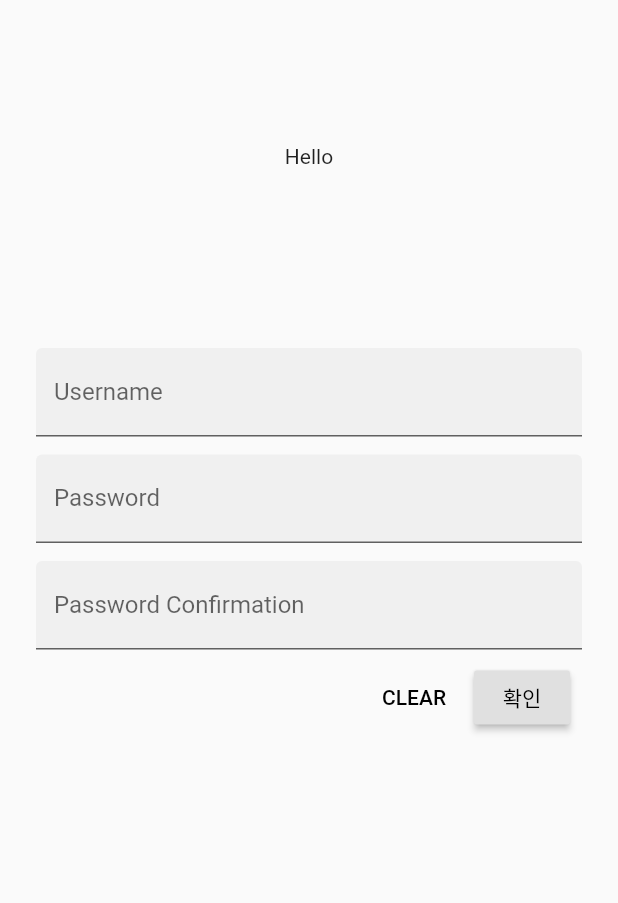
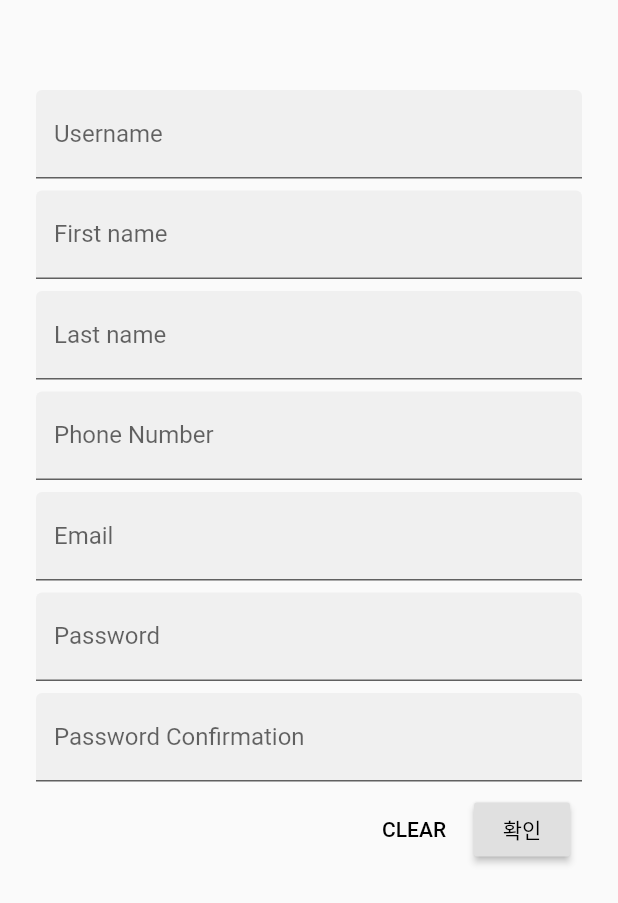
Before and after one commit to sklationd/MADCAMP_PJ4_Client, a Flutter app: the RegisterPage screen opened directly, after a tap on "확인", on a phone screen of 412 x 824 dp. Shown: the top 903 px of the screen. Run offline on Flutter 3.47's test engine with Material 2 defaults, Android fonts, the phone set to English and light mode, and no system bars; our stand-ins replace flutter_html, shared_preferences; accounts and stored records are empty; network calls fail.

Commit message:
register

```diff
--- a/lib/auth.dart
+++ b/lib/auth.dart
@@ -26,11 +26,19 @@ class Login {
 
 class Register {
   String username;
+  String firstname;
+  String lastname;
+  String phone;
+  String email;
   String password;
   String passwordConfirmation;
 
-  Register(String _username, String _password, String _passwordConfirmation) {
+  Register(String _username, String _firstname, String _lastname, String _phone, String _email, String _password, String _passwordConfirmation) {
     username = _username;
+    firstname = _firstname;
+    lastname = _lastname;
+    phone = _phone;
+    email = _email;
     password = _password;
     passwordConfirmation = _passwordConfirmation;
   }
@@ -39,7 +47,16 @@ class Register {
     http.Response response = await http.post(
       Uri.encodeFull('http://52.78.7.28:8080/users/'),
       headers: {"Accept": "application/json"},
-      body: {'username': username, 'password': password, 'confirmPassword': passwordConfirmation},
+      body:
+      {
+        'username': username,
+        'firstname': firstname,
+        'lastname': lastname,
+        'phonenumber': phone,
+        'email': email,
+        'password': password,
+        'confirmPassword': passwordConfirmation
+      },
     );
     String body = response.body;
     print(body);
--- a/lib/contentsview.dart
+++ b/lib/contentsview.dart
@@ -38,7 +38,7 @@ class StudentNoticeState extends State<StudentNotice> {
         });
     });
     _futureData = gc.getData();
-    //_futureBookmark = gc.getBookmark();
+//    _futureBookmark = gc.getBookmark();
   }
 
   @override
--- a/lib/main.dart
+++ b/lib/main.dart
@@ -47,6 +47,27 @@ class MainState extends State<Main> {
 
   @override
   Widget build(BuildContext context) {
+    String _name = "";
+    String _email = "";
+    String _phone = "";
+
+    Future<SharedPreferences> sf = SharedPreferences.getInstance();
+    sf.then((sf) {
+      setState(() {
+        _name = sf.getString("name");
+      });
+    });
+    sf.then((sf) {
+      setState(() {
+        _email = sf.getString("email");
+      });
+    });
+    sf.then((sf) {
+      setState(() {
+        _name = sf.getString("phone");
+      });
+    });
+
     return MaterialApp(
       theme: ThemeData(
           primarySwatch: Colors.grey,
@@ -61,8 +82,8 @@ class MainState extends State<Main> {
             child: ListView(
               children: <Widget>[
                 new UserAccountsDrawerHeader(
-                  accountName: Text("testusername"),
-                  accountEmail: Text("test@test.com"),
+                  accountName: Text(_name),
+                  accountEmail: Text(_email),
                   currentAccountPicture: new CircleAvatar(
                     backgroundImage:
                         new NetworkImage('http://i.pravatar.cc/300'),
--- a/lib/register.dart
+++ b/lib/register.dart
@@ -12,11 +12,20 @@ class RegisterPage extends StatefulWidget {
 
 class _RegisterPageState extends State<RegisterPage> {
   final _usernameController = TextEditingController();
+  final _firstnameController = TextEditingController();
+  final _lastnameController = TextEditingController();
+  final _phoneController = TextEditingController();
+  final _emailController = TextEditingController();
   final _passwordController = TextEditingController();
   final _passwordConfirmationController = TextEditingController();
   final FocusNode _idFocus = FocusNode();
   final FocusNode _pwFocus = FocusNode();
   final FocusNode _pwcfFocus = FocusNode();
+  final FocusNode _fstFocus = FocusNode();
+  final FocusNode _lastFocus = FocusNode();
+  final FocusNode _phoneFocus = FocusNode();
+  final FocusNode _emailFocus = FocusNode();
+
 
   @override
   Widget build(BuildContext context) {
@@ -25,14 +34,7 @@ class _RegisterPageState extends State<RegisterPage> {
         child: ListView(
           padding: EdgeInsets.symmetric(horizontal: 24.0),
           children: <Widget>[
-            SizedBox(height: 80.0),
-            Column(
-              children: <Widget>[
-                SizedBox(height: 16.0),
-                Text('Hello'),
-              ],
-            ),
-            SizedBox(height: 120.0),
+            SizedBox(height: 60.0),
             TextField(
               focusNode: _idFocus,
               controller: _usernameController,
@@ -42,10 +44,62 @@ class _RegisterPageState extends State<RegisterPage> {
               ),
               textInputAction: TextInputAction.next,
               onSubmitted: (term) {
-                _fieldFocusChange(context, _idFocus, _pwFocus);
+                _fieldFocusChange(context, _idFocus, _fstFocus);
               },
             ),
-            SizedBox(height: 12.0),
+            SizedBox(height: 8.0),
+            TextField(
+              focusNode: _fstFocus,
+              controller: _firstnameController,
+              decoration: InputDecoration(
+                filled: true,
+                labelText: 'First name',
+              ),
+              textInputAction: TextInputAction.next,
+              onSubmitted: (term) {
+                _fieldFocusChange(context, _fstFocus, _lastFocus);
+              },
+            ),
+            SizedBox(height: 8.0),
+            TextField(
+              focusNode: _lastFocus,
+              controller: _lastnameController,
+              decoration: InputDecoration(
+                filled: true,
+                labelText: 'Last name',
+              ),
+              textInputAction: TextInputAction.next,
+              onSubmitted: (term) {
+                _fieldFocusChange(context, _lastFocus, _phoneFocus);
+              },
+            ),
+            SizedBox(height: 8.0),
+            TextField(
+              focusNode: _phoneFocus,
+              controller: _phoneController,
+              decoration: InputDecoration(
+                filled: true,
+                labelText: 'Phone Number',
+              ),
+              textInputAction: TextInputAction.next,
+              onSubmitted: (term) {
+                _fieldFocusChange(context, _phoneFocus, _emailFocus);
+              },
+            ),
+            SizedBox(height: 8.0),
+            TextField(
+              focusNode: _emailFocus,
+              controller: _emailController,
+              decoration: InputDecoration(
+                filled: true,
+                labelText: 'Email',
+              ),
+              textInputAction: TextInputAction.next,
+              onSubmitted: (term) {
+                _fieldFocusChange(context, _emailFocus, _pwFocus);
+              },
+            ),
+            SizedBox(height: 8.0),
             TextField(
               focusNode: _pwFocus,
               controller: _passwordController,
@@ -60,7 +114,7 @@ class _RegisterPageState extends State<RegisterPage> {
                 _fieldFocusChange(context, _pwFocus, _pwcfFocus);
               },
             ),
-            SizedBox(height: 12.0),
+            SizedBox(height: 8.0),
             TextField(
               focusNode: _pwcfFocus,
               controller: _passwordConfirmationController,
@@ -76,8 +130,14 @@ class _RegisterPageState extends State<RegisterPage> {
               textInputAction: TextInputAction.done,
               onSubmitted: (term) {
                 _pwcfFocus.unfocus();
-                _register(context, _usernameController.text,
-                        _passwordController.text, _passwordConfirmationController.text)
+                _register(context,
+                    _usernameController.text,
+                    _firstnameController.text,
+                    _lastnameController.text,
+                    _phoneController.text,
+                    _emailController.text,
+                    _passwordController.text,
+                    _passwordConfirmationController.text)
                     .then((result) {
                   if (result) {
                     Navigator.pop(context);
@@ -100,13 +160,22 @@ class _RegisterPageState extends State<RegisterPage> {
                   onPressed: () {
                     _usernameController.clear();
                     _passwordController.clear();
+                    _firstnameController.clear();
+                    _lastnameController.clear();
+                    _phoneController.clear();
+                    _emailController.clear();
                     _passwordConfirmationController.clear();
                   },
                 ),
                 RaisedButton(
                   child: Text('확인'),
                   onPressed: () {
-                    _register(context, _usernameController.text,
+                    _register(context,
+                        _usernameController.text,
+                        _firstnameController.text,
+                        _lastnameController.text,
+                        _phoneController.text,
+                        _emailController.text,
                         _passwordController.text,
                         _passwordConfirmationController.text)
                         .then((result) {
@@ -139,10 +208,10 @@ class _RegisterPageState extends State<RegisterPage> {
   }
 
   ///RESTful API 이용해서 가입하고 성공하면 로그인 후 저장
-  Future<bool> _register(BuildContext context, String username, String password,
+  Future<bool> _register(BuildContext context, String firstname, String lastname, String phone, String email, String username, String password,
       String passwordConfirmation) async {
     Register registerSession =
-        new Register(username, password, passwordConfirmation);
+        new Register(username, firstname, lastname, phone, email, password, passwordConfirmation);
     bool result = await registerSession.getData();
     if (result) {
       // Register Success
@@ -153,6 +222,9 @@ class _RegisterPageState extends State<RegisterPage> {
       prefs.setString("token", token);
       prefs.setString("username", username);
       prefs.setString("password", password);
+      prefs.setString("phone", phone);
+      prefs.setString("name", firstname + ' ' + lastname);
+      prefs.setString("email", email);
       return true;
     } else
       return false;
```
